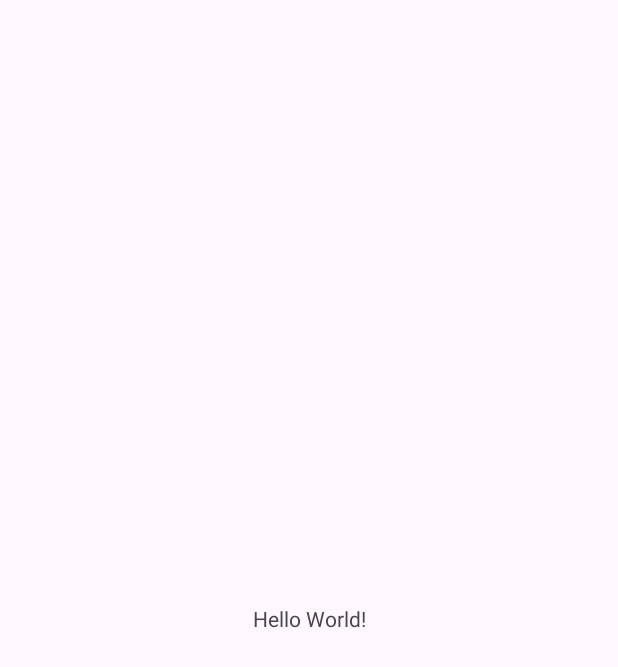
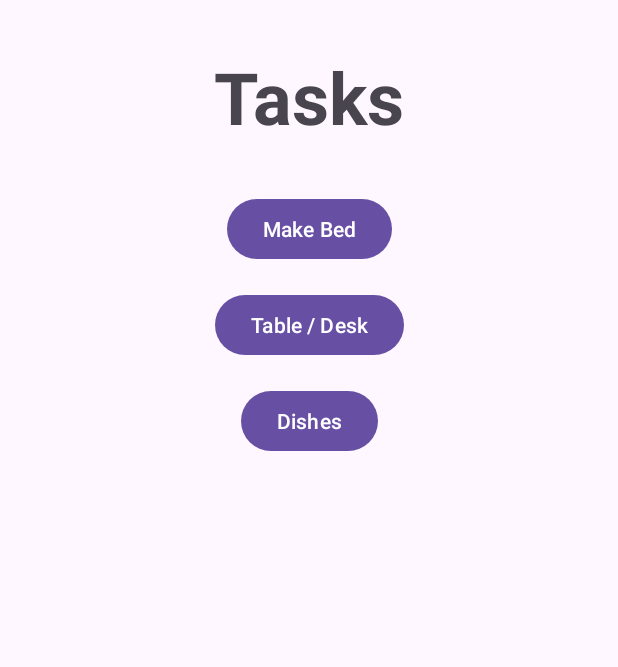
Before and after one commit to HenryWu7175/owlhacks1111, an Android app: the screen it shows after launch (MainActivity), on a phone screen of 412 x 824 dp. Before the commit the part shown is almost empty. Shown: the top 667 px of the screen. Run offline under Robolectric (Android 15) with nearby library versions, the light colour scheme and no system bars.

Commit message:
Finished implmenting the very basic

```diff
--- a/app/src/main/java/edu/temple/myapplication/MainActivity.kt
+++ b/app/src/main/java/edu/temple/myapplication/MainActivity.kt
@@ -1,20 +1,26 @@
 package edu.temple.myapplication
 
+import android.content.Intent
 import android.os.Bundle
-import androidx.activity.enableEdgeToEdge
+import android.widget.Button
 import androidx.appcompat.app.AppCompatActivity
-import androidx.core.view.ViewCompat
-import androidx.core.view.WindowInsetsCompat
 
 class MainActivity : AppCompatActivity() {
+
+    private fun openUpload(zone: String) {
+        val i = Intent(this, UploadActivity::class.java)
+        i.putExtra("zone", zone)
+        startActivity(i)
+    }
+
     override fun onCreate(savedInstanceState: Bundle?) {
         super.onCreate(savedInstanceState)
-        enableEdgeToEdge()
         setContentView(R.layout.activity_main)
-        ViewCompat.setOnApplyWindowInsetsListener(findViewById(R.id.main)) { v, insets ->
-            val systemBars = insets.getInsets(WindowInsetsCompat.Type.systemBars())
-            v.setPadding(systemBars.left, systemBars.top, systemBars.right, systemBars.bottom)
-            insets
-        }
+
+        // Use IDs that actually exist in activity_main.xml.
+        // If your XML uses "make_bed", "table_desk", "dishes", use those:
+        findViewById<Button>(R.id.make_bed).setOnClickListener { openUpload("Bed") }
+        findViewById<Button>(R.id.table_desk).setOnClickListener { openUpload("Desk") }
+        findViewById<Button>(R.id.dishes).setOnClickListener { openUpload("Dishes") }
     }
 }
--- a/app/src/main/res/layout/activity_main.xml
+++ b/app/src/main/res/layout/activity_main.xml
@@ -1,19 +1,55 @@
 <?xml version="1.0" encoding="utf-8"?>
-<androidx.constraintlayout.widget.ConstraintLayout xmlns:android="http://schemas.android.com/apk/res/android"
+        <androidx.constraintlayout.widget.ConstraintLayout
+            xmlns:android="http://schemas.android.com/apk/res/android"
             xmlns:app="http://schemas.android.com/apk/res-auto"
-    xmlns:tools="http://schemas.android.com/tools"
             android:id="@+id/main"
             android:layout_width="match_parent"
-    android:layout_height="match_parent"
-    tools:context=".MainActivity">
+            android:layout_height="match_parent">
 
+            <!-- Title -->
             <TextView
+                android:id="@+id/tvTitle"
                 android:layout_width="wrap_content"
                 android:layout_height="wrap_content"
-        android:text="Hello World!"
-        app:layout_constraintBottom_toBottomOf="parent"
+                android:text="Tasks"
+                android:textSize="48sp"
+                android:textStyle="bold"
+                app:layout_constraintTop_toTopOf="parent"
+                app:layout_constraintStart_toStartOf="parent"
                 app:layout_constraintEnd_toEndOf="parent"
+                android:layout_marginTop="32dp"/>
+
+            <!-- Make Bed -->
+            <Button
+                android:id="@+id/make_bed"
+                android:layout_width="wrap_content"
+                android:layout_height="wrap_content"
+                android:text="Make Bed"
+                app:layout_constraintTop_toBottomOf="@id/tvTitle"
                 app:layout_constraintStart_toStartOf="parent"
-        app:layout_constraintTop_toTopOf="parent" />
+                app:layout_constraintEnd_toEndOf="parent"
+                android:layout_marginTop="32dp"/>
+
+            <!-- Table / Desk -->
+            <Button
+                android:id="@+id/table_desk"
+                android:layout_width="wrap_content"
+                android:layout_height="wrap_content"
+                android:text="Table / Desk"
+                app:layout_constraintTop_toBottomOf="@id/make_bed"
+                app:layout_constraintStart_toStartOf="parent"
+                app:layout_constraintEnd_toEndOf="parent"
+                android:layout_marginTop="16dp"/>
+
+            <!-- Dishes -->
+            <Button
+                android:id="@+id/dishes"
+                android:layout_width="wrap_content"
+                android:layout_height="wrap_content"
+                android:text="Dishes"
+                app:layout_constraintTop_toBottomOf="@id/table_desk"
+                app:layout_constraintStart_toStartOf="parent"
+                app:layout_constraintEnd_toEndOf="parent"
+                android:layout_marginTop="16dp"/>
 
         </androidx.constraintlayout.widget.ConstraintLayout>
```
Also changed, not shown: app/src/main/AndroidManifest.xml (+6 -1 lines), app/src/main/java/edu/temple/myapplication/UploadActivity.kt (added, +41 -0 lines), app/src/main/res/layout/activity_upload.xml (added, +39 -0 lines). Lines whose indentation alone changed are shown as unchanged.
